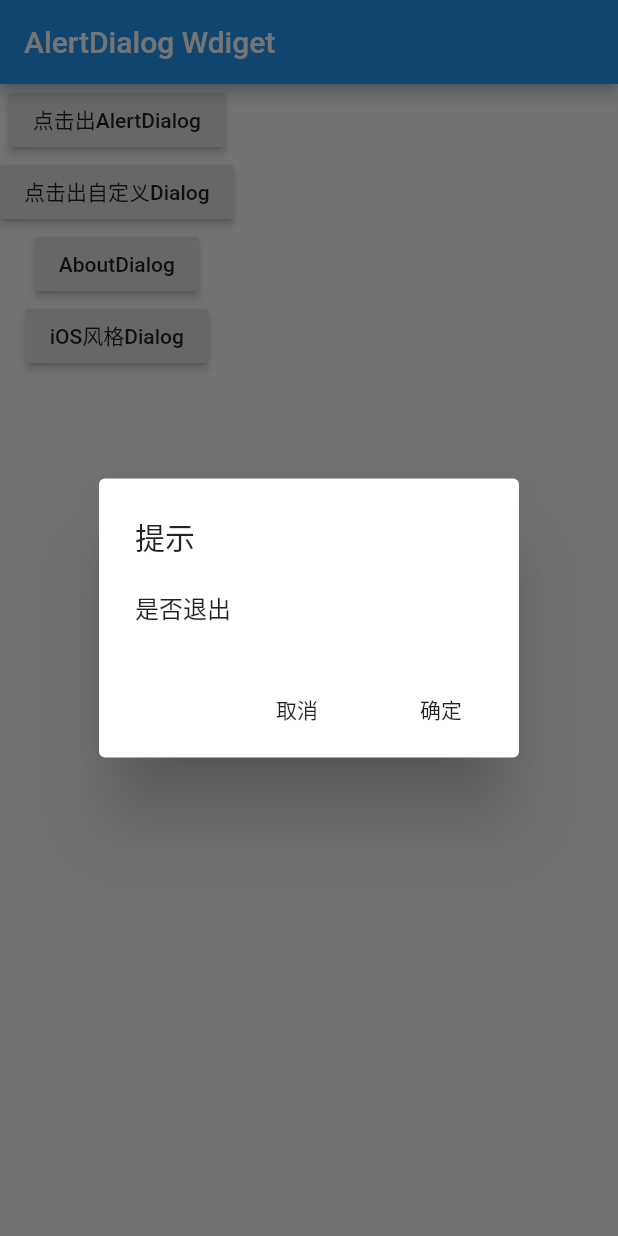
After one commit to SeptemberMaples/study-section, a Flutter app: the AlertDialogWidgetSample screen opened directly, after a tap on "点击出AlertDialog", on a phone screen of 412 x 824 dp. The commit adds this screen. Run offline on Flutter 3.47's test engine with Material 2 defaults, Android fonts, the phone set to English and light mode, and no system bars.

Commit message:
AlertDialog Widget

```diff
--- /dev/null
+++ b/flutter_study/lib/flutter_04/alert_dialog_widget.dart
@@ -0,0 +1,151 @@
+/*
+ * @Author:             Simon Young
+ * @Date:               2019-08-15 14:10:33
+ * @Last Modified by: Simon Young
+ * @Last Modified time: 2019-08-15 15:46:19
+ * @Description:        AlertDialog Wdiget Sample
+ */
+import 'package:flutter/cupertino.dart';
+import 'package:flutter/material.dart';
+import 'package:flutter/widgets.dart';
+
+enum Option { A, B, C }
+
+class AlertDialogWidgetSample extends StatefulWidget {
+  AlertDialogWidgetSample({Key key}) : super(key: key);
+  _AlertDialogWidgetSampleState createState() => _AlertDialogWidgetSampleState();
+}
+
+class _AlertDialogWidgetSampleState extends State<AlertDialogWidgetSample> {
+
+  @override
+  void initState() {
+    super.initState();
+  }
+
+  @override
+  Widget build(BuildContext context) {
+    return Scaffold(
+      appBar: AppBar(
+        title: Text('AlertDialog Wdiget'),
+      ),
+      body: Container(
+        child: Column(
+          children: <Widget>[
+            RaisedButton(
+              child: Text('点击出AlertDialog'),
+              onPressed:_showDialog1,
+            ),
+            RaisedButton(
+              child: Text('点击出自定义Dialog'),
+              onPressed: _showDialog2,
+            ),
+            RaisedButton(
+              child: Text('AboutDialog'),
+              onPressed: _showDialog3,
+            ),
+            RaisedButton(
+              child: Text('iOS风格Dialog'),
+              onPressed: _showDialog4,
+            ),
+          ],
+        ),
+      ),
+    );
+  }
+
+  // AlertDialog 标题、内容、操作按钮
+  Future<void> dialog1(BuildContext context) async {
+    return showDialog<void>(
+      context: context,
+      // 点击周围空白区域对话框是否消失
+      barrierDismissible: false,
+      builder: (BuildContext context) {
+        return AlertDialog(
+          title: Text("提示"),
+          content: new Text("是否退出"),
+          actions: <Widget>[
+            new FlatButton(
+              onPressed: () => Navigator.of(context).pop(false),
+              child: new Text("取消")),
+            new FlatButton(
+              onPressed: () {
+                Navigator.of(context).pop(true);
+              },
+              child: new Text("确定")
+            ),
+          ],
+        );
+      });
+  }
+
+
+  // 自定义Dialog
+  Future<void> dialog2(BuildContext context) async {
+    return showDialog<void>(
+        context: context,
+        builder: (BuildContext context) {
+          return Center(
+            child: Text(
+              '正在加载...',
+              style: TextStyle(
+                color: Colors.black,
+                backgroundColor: Colors.white,
+                decoration: TextDecoration.none
+              ),
+            ),
+          );
+        });
+  }
+
+// AboutDialog
+  Future<void> dialog3(BuildContext context) async {
+    return showAboutDialog(
+      context: context,
+      applicationName: "应用名称",
+      applicationVersion: "1.0.0",
+      applicationIcon: Icon(Icons.apps),
+      applicationLegalese: "内容"
+    );
+  }
+
+  // AlertDialog 标题、内容、操作按钮
+  Future<void> dialog4(BuildContext context) async {
+    return showCupertinoDialog<void>(
+      context: context,
+      // 点击周围空白区域对话框是否消失
+      // barrierDismissible: false,
+      builder: (BuildContext context) {
+        return CupertinoAlertDialog(
+          title: Text("提示"),
+          content: new Text("是否退出"),
+          actions: <Widget>[
+            new FlatButton(
+              onPressed: () => Navigator.of(context).pop(false),
+              child: new Text("取消")),
+            new FlatButton(
+              onPressed: () {
+                Navigator.of(context).pop(true);
+              },
+              child: new Text("确定")
+            ),
+          ],
+        );
+      });
+  }
+
+  _showDialog1() {
+    dialog1(context);
+  }
+  _showDialog2() {
+    dialog2(context);
+  }
+  _showDialog3() {
+    dialog3(context);
+  }
+  _showDialog4() {
+    dialog4(context);
+  }
+
+
+}
--- a/flutter_study/lib/main.dart
+++ b/flutter_study/lib/main.dart
@@ -3,7 +3,8 @@ import 'package:flutter/material.dart';
 // import 'flutter_03/image_widget.dart';
 // import 'flutter_03/button_widget.dart';
 // import 'flutter_04/appbar_widget2.dart';
-import 'flutter_04/icon_widget.dart';
+// import 'flutter_04/icon_widget.dart';
+import 'flutter_04/alert_dialog_widget.dart';
 
 void main() => runApp(MyApp());
 
@@ -25,7 +26,7 @@ class MyApp extends StatelessWidget {
         // is not restarted.
         primarySwatch: Colors.blue,
       ),
-      home: IconWidgetSample() //MyHomePage(title: 'Flutter Demo Home Page'),
+      home: AlertDialogWidgetSample() //MyHomePage(title: 'Flutter Demo Home Page'),
     );
   }
 }
```
